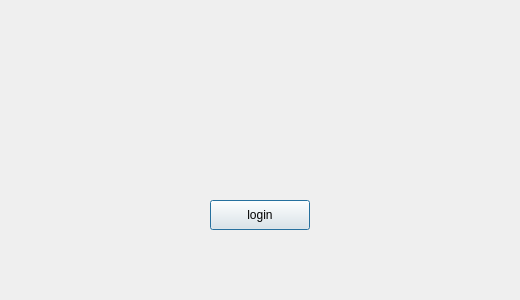
Old version of the form InterfaceChange/dialog.ui in the repository hlm12348765/QT.
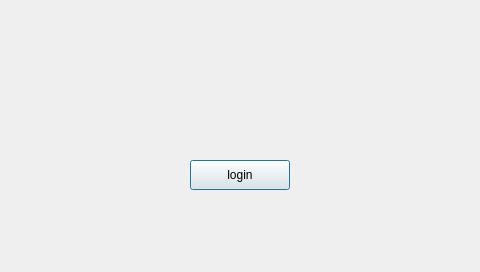
New version of the form.

Patch:
```diff
--- a/InterfaceChange/dialog.ui
+++ b/InterfaceChange/dialog.ui
@@ -6,8 +6,8 @@
    <rect>
     <x>0</x>
     <y>0</y>
-    <width>520</width>
-    <height>300</height>
+    <width>480</width>
+    <height>272</height>
    </rect>
   </property>
   <property name="windowTitle">
@@ -16,8 +16,8 @@
   <widget class="QPushButton" name="pushButton">
    <property name="geometry">
     <rect>
-     <x>210</x>
-     <y>200</y>
+     <x>190</x>
+     <y>160</y>
      <width>100</width>
      <height>30</height>
     </rect>
```
